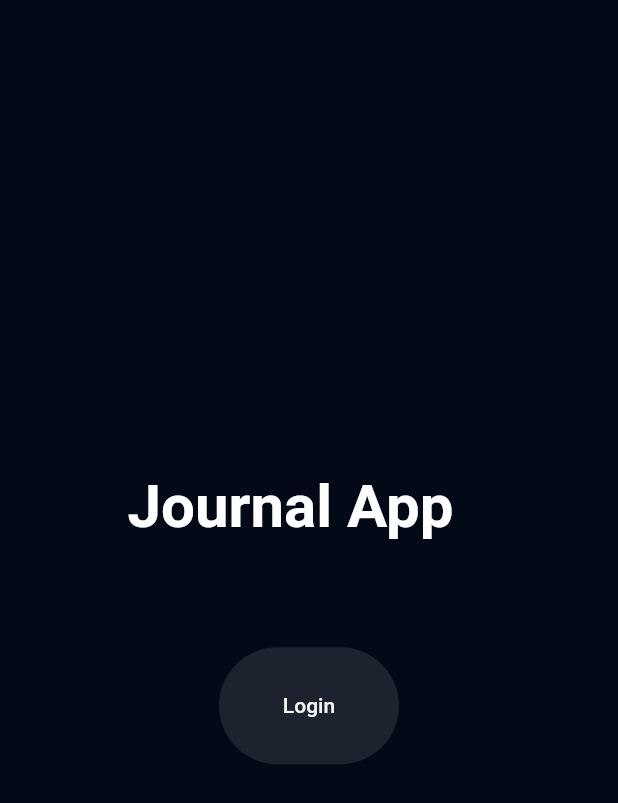
After one commit to anuragdevon/Journal-2.0, a Flutter app: the screen it shows after launch, after a tap on "Login", on a phone screen of 412 x 824 dp. The commit adds this screen. Shown: the top 803 px of the screen. Run offline on Flutter 3.47's test engine with Material 2 defaults, Android fonts, the phone set to English and light mode, and no system bars; our stand-ins replace firebase_database, flutter_secure_storage, jiffy, material_floating_search_bar; missing offline and left inert: flutter_appauth; accounts and stored records are empty; network calls fail.

Commit message:
might not work on a11'

```diff
--- /dev/null
+++ b/lib/auth/auth.dart
@@ -0,0 +1,178 @@
+import 'package:flutter/material.dart';
+import 'dart:convert';
+import 'package:http/http.dart' as http;
+import 'package:flutter_appauth/flutter_appauth.dart';
+import 'package:flutter_secure_storage/flutter_secure_storage.dart';
+import './login.dart';
+import './profile.dart';
+
+final FlutterAppAuth appAuth = FlutterAppAuth(); // 1
+final FlutterSecureStorage secureStorage = const FlutterSecureStorage();
+
+late String? name;
+late String? picture;
+late String? email;
+// username = name;
+// email = emailID;
+
+/// -----------------------------------
+///           Auth0 Variables
+/// -----------------------------------
+const AUTH0_DOMAIN = 'noobcoders.us.auth0.com';
+const AUTH0_CLIENT_ID = 'VBYcnOPMY6pnZ4celMG2EVYd58Vsl8HD';
+
+const AUTH0_REDIRECT_URI = 'com.example.journal://login-callback';
+const AUTH0_ISSUER = 'https://$AUTH0_DOMAIN';
+
+class JournalApp extends StatefulWidget {
+  @override
+  _MyAppState createState() => _MyAppState();
+}
+
+class _MyAppState extends State<JournalApp> {
+  bool isBusy = false;
+  bool isLoggedIn = false;
+  String? errorMessage;
+  // late String? name;
+  // late String? picture;
+  // late String? email;
+
+  @override
+  Widget build(BuildContext context) {
+    print('auth');
+    return Scaffold(
+      body: Center(
+        child: isBusy
+            ? CircularProgressIndicator()
+            : isLoggedIn
+                ? Profile(logoutAction, name, picture, email)
+                : Login(loginAction, errorMessage),
+      ),
+    );
+  }
+
+  Map<String, dynamic>? parseIdToken(String? idToken) {
+    if (idToken != null) {
+      final parts = idToken.split(r'.');
+      assert(parts.length == 3);
+
+      return jsonDecode(
+          utf8.decode(base64Url.decode(base64Url.normalize(parts[1]))));
+    }
+  }
+
+  Future<Map?> getUserDetails(String? accessToken) async {
+    if (accessToken != null) {
+      final url = Uri.parse('https://$AUTH0_DOMAIN/userinfo');
+      final response = await http.get(
+        url,
+        headers: {'Authorization': 'Bearer $accessToken'},
+      );
+
+      print(response);
+      if (response.statusCode == 200) {
+        return jsonDecode(response.body);
+      } else {
+        throw Exception('Failed to get user details');
+      }
+    }
+  }
+
+  Future<void> loginAction() async {
+    setState(() {
+      isBusy = true;
+      errorMessage = '';
+    });
+
+    try {
+      final AuthorizationTokenResponse? result =
+          await appAuth.authorizeAndExchangeCode(
+        AuthorizationTokenRequest(AUTH0_CLIENT_ID, AUTH0_REDIRECT_URI,
+            issuer: 'https://$AUTH0_DOMAIN',
+            scopes: ['openid', 'profile', 'offline_access', 'email'],
+            promptValues: ['login']),
+      );
+
+      if (result != null) {
+        final idToken = parseIdToken(result.idToken);
+        final profile = await getUserDetails(result.accessToken);
+
+        await secureStorage.write(
+            key: 'refresh_token', value: result.refreshToken);
+
+        if (idToken != null && profile != null) {
+          setState(() {
+            isBusy = false;
+            isLoggedIn = true;
+            name = idToken['name'];
+            picture = profile['picture'];
+            email = profile['email'];
+          });
+          // JournalDataState.syncUserData();
+        }
+      }
+    } catch (e, _) {
+      // print('login error: $e - stack: $s');
+
+      setState(() {
+        isBusy = false;
+        isLoggedIn = false;
+        errorMessage = e.toString();
+      });
+    }
+  }
+
+  void logoutAction() async {
+    await secureStorage.delete(key: 'refresh_token');
+    setState(() {
+      isLoggedIn = false;
+      isBusy = false;
+    });
+  }
+
+  @override
+  void initState() {
+    initAction();
+    super.initState();
+  }
+
+  void initAction() async {
+    final storedRefreshToken = await secureStorage.read(key: 'refresh_token');
+    if (storedRefreshToken == null) return;
+
+    setState(() {
+      isBusy = true;
+    });
+
+    try {
+      final response = await appAuth.token(TokenRequest(
+        AUTH0_CLIENT_ID,
+        AUTH0_REDIRECT_URI,
+        issuer: AUTH0_ISSUER,
+        refreshToken: storedRefreshToken,
+      ));
+
+      if (response != null) {
+        final idToken = parseIdToken(response.idToken);
+        final profile = await getUserDetails(response.accessToken);
+
+        secureStorage.write(key: 'refresh_token', value: response.refreshToken);
+
+        if (idToken != null && profile != null) {
+          setState(() {
+            isBusy = false;
+            isLoggedIn = true;
+            name = idToken['name'];
+            picture = profile['picture'];
+            email = idToken['email'];
+          });
+        }
+      }
+    } catch (e, _) {
+      // print('error on refresh token: $e - stack: $s');
+      {
+        logoutAction();
+      }
+    }
+  }
+}
--- /dev/null
+++ b/lib/auth/login.dart
@@ -0,0 +1,60 @@
+import 'package:flutter/material.dart';
+// import 'auth.dart';
+// import 'package:cupertino_icons/cupertino_icons.dart';
+
+class Login extends StatelessWidget {
+  static const id = '/login';
+  final String? loginError;
+  final loginAction;
+  const Login(this.loginAction, this.loginError);
+  @override
+  Widget build(BuildContext context) {
+    return Scaffold(
+      backgroundColor: Color.fromRGBO(3, 9, 23, 1),
+      body: Container(
+        padding: EdgeInsets.all(85),
+        child: Column(
+          crossAxisAlignment: CrossAxisAlignment.start,
+          mainAxisAlignment: MainAxisAlignment.center,
+          children: <Widget>[
+            Text(
+              "Journal App",
+              style: TextStyle(
+                  color: Colors.white,
+                  fontSize: 40,
+                  fontWeight: FontWeight.bold),
+              textAlign: TextAlign.center,
+            ),
+            SizedBox(
+              height: 30,
+            ),
+            SizedBox(
+              height: 40,
+            ),
+            Center(
+              child: Container(
+                //onTap: () => loginAction(),
+                width: 120,
+                padding: EdgeInsets.all(15),
+                decoration: BoxDecoration(
+                    borderRadius: BorderRadius.circular(50),
+                    color: Colors.white10),
+                child: Center(
+                    child: TextButton(
+                  onPressed: () {
+                    print('before login');
+                    loginAction();
+                    print('after login');
+                  },
+                  child:
+                      Text("Login", style: TextStyle(color: Colors.grey[100])),
+                )),
+              ),
+            ),
+          ],
+        ),
+      ),
+    );
+  }
+}
+// loginAction();
--- a/lib/main.dart
+++ b/lib/main.dart
@@ -3,6 +3,7 @@ import 'package:flutter/material.dart';
 import 'package:path_provider/path_provider.dart';
 import 'routing.dart';
 import 'home.dart';
+import 'auth/login.dart';
 
 void main() => runApp(MyApp());
 
@@ -27,7 +28,7 @@ class MyApp extends StatelessWidget {
   @override
   Widget build(BuildContext context) {
     return MaterialApp(
-      initialRoute: Home.id,
+      initialRoute: Login.id,
       onGenerateRoute: RouteGenerator.generateRoute,
     );
   }
--- a/lib/routing.dart
+++ b/lib/routing.dart
@@ -1,13 +1,17 @@
 import 'package:flutter/material.dart';
+import 'package:journal/auth/auth.dart';
 import 'home.dart';
 import 'journal.dart';
 import 'profile.dart';
+import 'auth/login.dart';
 
 class RouteGenerator {
   static Route<dynamic> generateRoute(RouteSettings settings) {
     switch (settings.name) {
       case Home.id:
         return MaterialPageRoute(builder: (context) => Home());
+      case Login.id:
+        return MaterialPageRoute(builder: (context) => JournalApp());
       case JournalInput.id:
         final args = settings.arguments as JournalInputArguments;
         return MaterialPageRoute(
```
Also changed, not shown: lib/analyzer/moodDetector.dart (added, +99 -0 lines), lib/auth/profile.dart (added, +63 -0 lines), lib/journalDB/jouranaldb.dart (+26 -23 lines), pubspec.yaml (+10 -0 lines), pubspec.lock, 4 other files.
